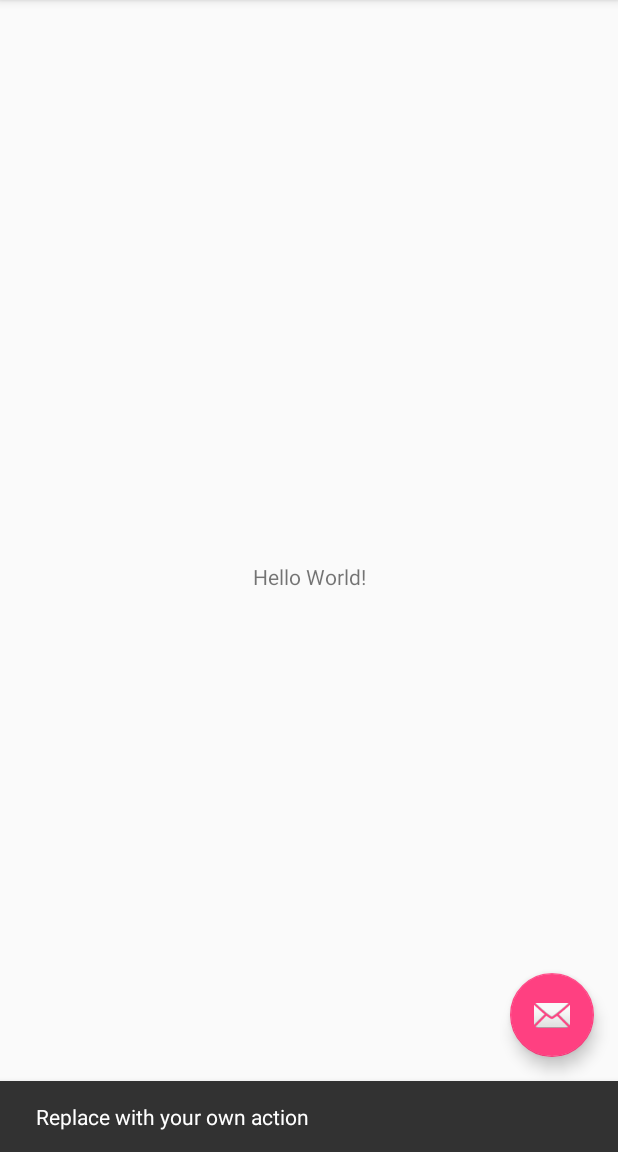
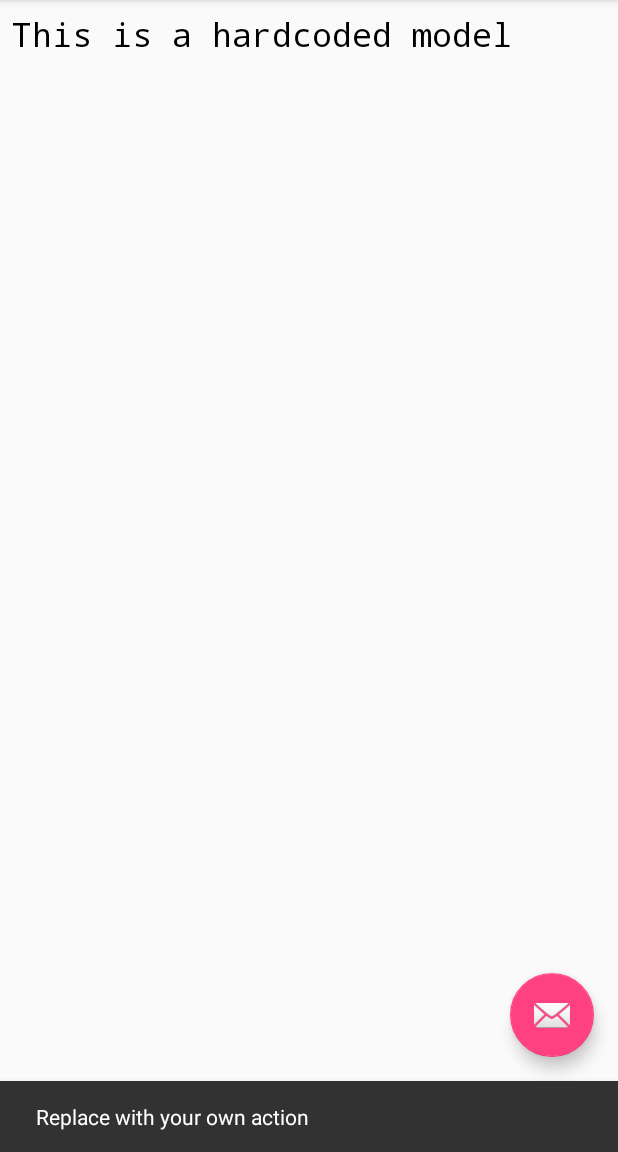
Before and after one commit to DaveRendell/TodoApp, an Android app: the screen it shows after launch (MainActivity), after a tap on an icon or button, on a phone screen of 412 x 824 dp, the part 84-1236 px from its top. Run offline under Robolectric (Android 15) with nearby library versions, the phone set to English and light mode, and no system bars.

Commit message:
Basic todo item model and view

```diff
--- a/app/src/main/AndroidManifest.xml
+++ b/app/src/main/AndroidManifest.xml
@@ -10,7 +10,7 @@
         android:supportsRtl="true"
         android:theme="@style/AppTheme">
         <activity
-            android:name=".MainActivity"
+            android:name=".activities.MainActivity"
             android:label="@string/app_name"
             android:theme="@style/AppTheme.NoActionBar">
             <intent-filter>
--- a/app/src/main/java/com/dwrendell/todoapp/MainActivity.java
+++ b/app/src/main/java/com/dwrendell/todoapp/activities/MainActivity.java
@@ -1,4 +1,4 @@
-package com.dwrendell.todoapp;
+package com.dwrendell.todoapp.activities;
 
 import android.os.Bundle;
 import android.support.design.widget.FloatingActionButton;
@@ -9,16 +9,23 @@ import android.view.View;
 import android.view.Menu;
 import android.view.MenuItem;
 
+import com.dwrendell.todoapp.R;
+import com.dwrendell.todoapp.models.ToDoItem;
+import com.dwrendell.todoapp.models.ToDoItemBuilder;
+
+import java.time.LocalDate;
+import java.util.Date;
+
 public class MainActivity extends AppCompatActivity {
 
     @Override
     protected void onCreate(Bundle savedInstanceState) {
         super.onCreate(savedInstanceState);
         setContentView(R.layout.activity_main);
-        Toolbar toolbar = (Toolbar) findViewById(R.id.toolbar);
+        Toolbar toolbar = findViewById(R.id.toolbar);
         setSupportActionBar(toolbar);
 
-        FloatingActionButton fab = (FloatingActionButton) findViewById(R.id.fab);
+        FloatingActionButton fab = findViewById(R.id.fab);
         fab.setOnClickListener(new View.OnClickListener() {
             @Override
             public void onClick(View view) {
@@ -26,6 +33,14 @@ public class MainActivity extends AppCompatActivity {
                         .setAction("Action", null).show();
             }
         });
+
+        View todoItemView = findViewById(R.id.todo_item);
+        ToDoItem todoModel = new ToDoItemBuilder()
+                .setId(0)
+                .setDate(new Date())
+                .setDescription("This is a hardcoded model")
+                .createToDoItem();
+        todoModel.updateView(todoItemView);
     }
 
     @Override
--- /dev/null
+++ b/app/src/main/java/com/dwrendell/todoapp/models/ToDoItem.java
@@ -0,0 +1,59 @@
+package com.dwrendell.todoapp.models;
+
+import android.view.View;
+import android.widget.TextView;
+
+import com.dwrendell.todoapp.R;
+
+import java.util.Date;
+
+public class ToDoItem {
+    private int id;
+    private String description;
+    private Date date;
+    private boolean done;
+
+    public ToDoItem(int id, String description, Date date, boolean done) {
+        this.id = id;
+        this.description = description;
+        this.date = date;
+        this.done = done;
+    }
+
+    public int getId() {
+        return id;
+    }
+
+    public void setId(int id) {
+        this.id = id;
+    }
+
+    public String getDescription() {
+        return description;
+    }
+
+    public void setDescription(String description) {
+        this.description = description;
+    }
+
+    public Date getDate() {
+        return date;
+    }
+
+    public void setDate(Date date) {
+        this.date = date;
+    }
+
+    public boolean isDone() {
+        return done;
+    }
+
+    public void setDone(boolean done) {
+        this.done = done;
+    }
+
+    public void updateView(View todoItemView) {
+        TextView text = todoItemView.findViewById(R.id.textView);
+        text.setText(description);
+    }
+}
--- /dev/null
+++ b/app/src/main/java/com/dwrendell/todoapp/models/ToDoItemBuilder.java
@@ -0,0 +1,34 @@
+package com.dwrendell.todoapp.models;
+
+import java.util.Date;
+
+public class ToDoItemBuilder {
+    private int id;
+    private String description;
+    private Date date;
+    private boolean done = false;
+
+    public ToDoItemBuilder setId(int id) {
+        this.id = id;
+        return this;
+    }
+
+    public ToDoItemBuilder setDescription(String description) {
+        this.description = description;
+        return this;
+    }
+
+    public ToDoItemBuilder setDate(Date date) {
+        this.date = date;
+        return this;
+    }
+
+    public ToDoItemBuilder setDone(boolean done) {
+        this.done = done;
+        return this;
+    }
+
+    public ToDoItem createToDoItem() {
+        return new ToDoItem(id, description, date, done);
+    }
+}
--- a/app/src/main/res/layout/activity_main.xml
+++ b/app/src/main/res/layout/activity_main.xml
@@ -4,7 +4,7 @@
     xmlns:tools="http://schemas.android.com/tools"
     android:layout_width="match_parent"
     android:layout_height="match_parent"
-    tools:context="com.dwrendell.todoapp.MainActivity">
+    tools:context="com.dwrendell.todoapp.activities.MainActivity">
 
     <android.support.design.widget.AppBarLayout
         android:layout_width="match_parent"
--- a/app/src/main/res/layout/content_main.xml
+++ b/app/src/main/res/layout/content_main.xml
@@ -5,16 +5,9 @@
     android:layout_width="match_parent"
     android:layout_height="match_parent"
     app:layout_behavior="@string/appbar_scrolling_view_behavior"
-    tools:context="com.dwrendell.todoapp.MainActivity"
+    tools:context="com.dwrendell.todoapp.activities.MainActivity"
     tools:showIn="@layout/activity_main">
 
-    <TextView
-        android:layout_width="wrap_content"
-        android:layout_height="wrap_content"
-        android:text="Hello World!"
-        app:layout_constraintBottom_toBottomOf="parent"
-        app:layout_constraintLeft_toLeftOf="parent"
-        app:layout_constraintRight_toRightOf="parent"
-        app:layout_constraintTop_toTopOf="parent" />
+    <include layout="@layout/todo_item" />
 
 </android.support.constraint.ConstraintLayout>
--- /dev/null
+++ b/app/src/main/res/layout/todo_item.xml
@@ -0,0 +1,27 @@
+<?xml version="1.0" encoding="utf-8"?>
+<android.support.constraint.ConstraintLayout xmlns:android="http://schemas.android.com/apk/res/android"
+    xmlns:app="http://schemas.android.com/apk/res-auto"
+    xmlns:tools="http://schemas.android.com/tools"
+    android:id="@+id/todo_item"
+    android:layout_width="match_parent"
+    android:layout_height="48dp">
+
+    <TextView
+        android:id="@+id/textView"
+        android:layout_width="0dp"
+        android:layout_height="0dp"
+        android:layout_marginBottom="8dp"
+        android:layout_marginEnd="8dp"
+        android:layout_marginStart="8dp"
+        android:layout_marginTop="8dp"
+        android:fontFamily="monospace"
+        android:text="- Test To Do"
+        android:textAlignment="textStart"
+        android:textColor="@android:color/black"
+        android:textSize="22sp"
+        android:typeface="normal"
+        app:layout_constraintBottom_toBottomOf="parent"
+        app:layout_constraintEnd_toEndOf="parent"
+        app:layout_constraintStart_toStartOf="parent"
+        app:layout_constraintTop_toTopOf="parent" />
+</android.support.constraint.ConstraintLayout>
--- a/app/src/main/res/menu/menu_main.xml
+++ b/app/src/main/res/menu/menu_main.xml
@@ -1,7 +1,7 @@
 <menu xmlns:android="http://schemas.android.com/apk/res/android"
     xmlns:app="http://schemas.android.com/apk/res-auto"
     xmlns:tools="http://schemas.android.com/tools"
-    tools:context="com.dwrendell.todoapp.MainActivity">
+    tools:context="com.dwrendell.todoapp.activities.MainActivity">
     <item
         android:id="@+id/action_settings"
         android:orderInCategory="100"
```
